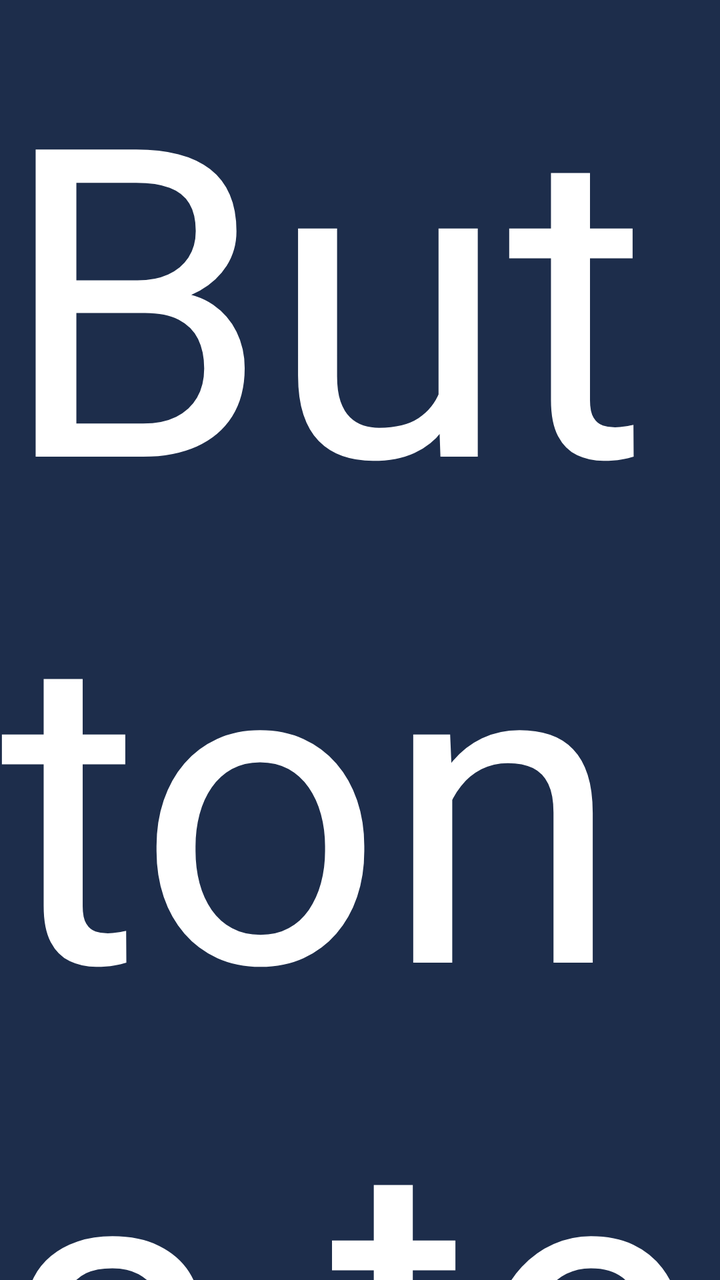
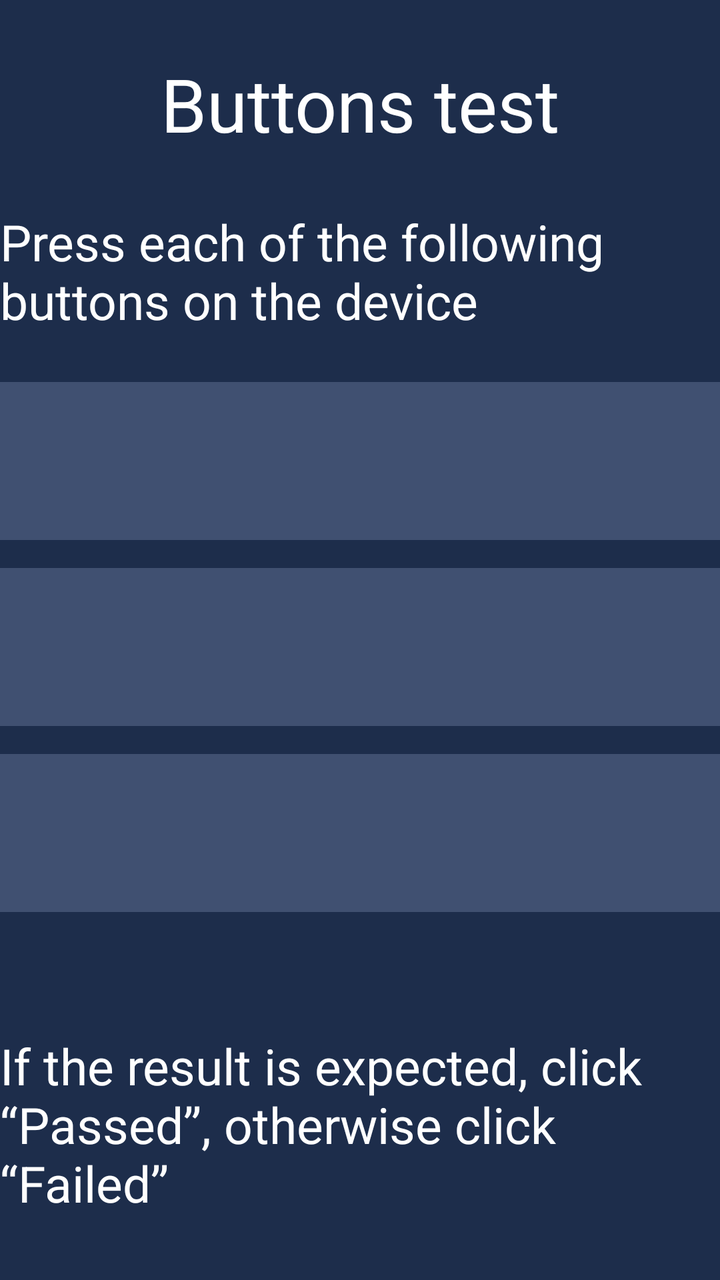

Compare the two renders of this Android layout. The source of the first and the diff that turns it into the second are given below.
<!-- AndroidManifest.xml: activity theme NoTitle -->
<!-- res/layout/activity_button.xml -->
<?xml version="1.0" encoding="utf-8"?>
<androidx.constraintlayout.widget.ConstraintLayout xmlns:android="http://schemas.android.com/apk/res/android"
    xmlns:app="http://schemas.android.com/apk/res-auto"
    xmlns:tools="http://schemas.android.com/tools"
    android:layout_width="match_parent"
    android:layout_height="match_parent"
    android:background="@color/colorMain">

    <RelativeLayout
        android:id="@+id/relativeLayout2"
        android:layout_width="match_parent"
        android:layout_height="116mm"
        app:layout_constraintEnd_toEndOf="parent"
        app:layout_constraintStart_toStartOf="parent"
        app:layout_constraintTop_toTopOf="parent">

        <TextView
            android:layout_width="wrap_content"
            android:layout_height="wrap_content"
            android:layout_centerInParent="true"
            android:text="@string/buttons_tilename"
            android:textColor="@color/white"
            android:textSize="37mm" />

    </RelativeLayout>


    <LinearLayout
        android:id="@+id/linearLayout2"
        android:layout_width="match_parent"
        android:layout_height="wrap_content"
        android:gravity="center"
        android:orientation="vertical"
        app:layout_constraintEnd_toEndOf="parent"
        app:layout_constraintStart_toStartOf="parent"
        app:layout_constraintTop_toBottomOf="@+id/relativeLayout2">

        <TextView
            style="@style/text_style"
            android:layout_marginBottom="10mm"
            android:text="@string/tile_masg"
            tools:ignore="InOrMmUsage" />

        <RelativeLayout style="@style/device_relative">

            <TextView

                style="@style/text_style"
                android:text="@string/Screen_number" />

            <ImageView
                android:id="@+id/KEYCODE_POWER"
                android:layout_width="50mm"
                android:layout_height="50mm"
                android:layout_alignParentRight="true"
                android:layout_centerVertical="true"
                android:layout_marginRight="50mm"
                android:src="@drawable/ic_gantanhao"
                android:textColor="@color/white"
                android:textSize="25mm" />

        </RelativeLayout>

        <RelativeLayout style="@style/device_relative">

            <TextView
                style="@style/text_style"
                android:text="@string/Model_name" />

            <ImageView
                android:id="@+id/KEYCODE_VOLUME_DOWN"
                android:layout_width="50mm"
                android:layout_height="50mm"
                android:layout_alignParentRight="true"
                android:layout_centerVertical="true"
                android:layout_marginRight="50mm"
                android:src="@drawable/ic_gantanhao" />

        </RelativeLayout>

        <RelativeLayout style="@style/device_relative">

            <TextView
                style="@style/text_style"
                android:text="@string/Android_version" />

            <ImageView
                android:id="@+id/KEYCODE_VOLUME_UP"
                android:layout_width="50mm"
                android:layout_height="50mm"
                android:layout_alignParentRight="true"
                android:layout_centerVertical="true"
                android:layout_marginRight="50mm"
                android:src="@drawable/ic_gantanhao"
                android:textColor="@color/white"
                android:textSize="25mm" />
        </RelativeLayout>

        <TextView
            style="@style/text_style"
            android:layout_marginTop="60mm"
            android:layout_marginBottom="48mm"
            android:text="@string/expected_Passed" />


        <RelativeLayout
            android:layout_width="870mm"
            android:layout_height="wrap_content">


            <Button
                android:id="@+id/failure_bu"
                android:layout_width="121mm"
                android:layout_height="55mm"
                android:background="@drawable/r_button_bg"
                android:text="@string/Failed"
                android:textAllCaps="false"
                android:textColor="@color/white"
                android:textSize="21mm"
                tools:ignore="InOrMmUsage" />

            <TextView
                android:id="@+id/redo_bu"
                android:layout_width="wrap_content"
                android:layout_height="wrap_content"
                android:layout_centerInParent="true"
                android:text="@string/Restart"
                android:textColor="@color/colorMainButton"
                android:textSize="21mm" />


            <Button
                android:id="@+id/through_bu"
                android:layout_width="121mm"
                android:layout_height="55mm"
                android:layout_alignParentEnd="true"
                android:background="@drawable/r_button_bg"
                android:text="@string/Passed"
                android:textAllCaps="false"
                android:textColor="@color/white"
                android:textSize="21mm"
                tools:ignore="InOrMmUsage" />


        </RelativeLayout>

    </LinearLayout>


</androidx.constraintlayout.widget.ConstraintLayout>
<!-- resources referenced by this layout -->
<resources>
  <color name="colorMain">#1D2D4B</color>
  <color name="colorMainButton">#0091FF</color>
  <color name="white">#FFFFFFFF</color>
  <!-- drawable ic_gantanhao (drawable) -->
  <vector xmlns:android="http://schemas.android.com/apk/res/android"
      android:width="200dp"
      android:height="200dp"
      android:viewportWidth="1024"
      android:viewportHeight="1024">
    <path
        android:pathData="M512,14.21c274.56,0 497.79,223.17 497.79,497.79 0,274.56 -223.17,497.79 -497.79,497.79C237.44,1009.79 14.21,786.56 14.21,512 14.21,237.44 237.44,14.21 512,14.21zM512,85.31A427.07,427.07 0,0 0,85.31 512,427.07 427.07,0 0,0 512,938.69 427.07,427.07 0,0 0,938.69 512,427.07 427.07,0 0,0 512,85.31zM547.58,713.47v71.1L476.42,784.58v-71.04h71.17zM547.58,239.42v402.94L476.42,642.37L476.42,239.42h71.17z"
        android:fillColor="#D72D33"/>
  </vector>
  <!-- drawable r_button_bg (drawable) -->
  <?xml version="1.0" encoding="utf-8"?>
  <shape
      xmlns:android="http://schemas.android.com/apk/res/android">
      
      <solid
          android:color="@color/colorMainButton" />
      
      <stroke
          android:width="1dp"
          android:color="@color/colorMainButton" />
      
      <size android:height="4mm"/>
      
      <corners
          android:radius="7dp"/>
  
  </shape>
  <string name="Android_version">Android version</string>
  <string name="Failed">Failed</string>
  <string name="Model_name">Model</string>
  <string name="Passed">Passed</string>
  <string name="Restart">Restart</string>
  <string name="Screen_number">Serial number</string>
  <string name="buttons_tilename">Buttons test</string>
  <string name="expected_Passed">If the result is expected, click “Passed”, otherwise click “Failed”</string>
  <string name="tile_masg">Press each of the following buttons on the device</string>
  <style name="device_relative">
          <item name="android:paddingRight">24mm</item>
          <item name="android:paddingLeft">24mm</item>
          <item name="android:layout_marginTop">14mm</item>
          <item name="android:layout_width">870mm</item>
          <item name="android:layout_height">79mm</item>
          <item name="android:background">@drawable/selector_mode_bg</item>
      </style>
  <style name="text_style">
          <item name="android:textColor">@color/white</item>
          <item name="android:textSize">25mm</item>
          <item name="android:layout_width">wrap_content</item>
          <item name="android:layout_height">wrap_content</item>
          <item name="android:layout_centerVertical">true</item>
      </style>
  <style name="NoTitle" parent="Theme.AppCompat.Light.NoActionBar">
          <item name="colorPrimary">@color/colorMain</item>
          <item name="colorPrimaryDark">@color/colorMain</item>
          <item name="colorAccent">@color/colorMain</item>
          <item name="android:windowFullscreen">true</item>
          <item name="windowActionBar">false</item>
          <item name="windowNoTitle">true</item>
          <item name="android:textAppearanceListItemSmall">@style/listPopupWindow</item>
      </style>
  <!-- drawable selector_mode_bg (drawable) -->
  <?xml version="1.0" encoding="utf-8"?>
  <shape
      xmlns:android="http://schemas.android.com/apk/res/android">
      
      <solid
          android:color="@color/colorMainLight" />
      
      <stroke
      android:width="1dp"
      android:color="@color/colorMainLight" />
      
      <size android:height="4mm"/>
      
      <corners
          android:radius="11mm"/>
  
  </shape>
  <style name="listPopupWindow">
          <item name="android:textSize">25mm</item>
          <item name="android:fontFamily">@font/montserrat_regular</item>
          <item name="android:textColor">@color/black</item>
      </style>
  <color name="colorMainLight">#405071</color>
  <color name="black">#FF000000</color>
</resources>

<!-- the commit's change to res/layout/activity_button.xml (unified diff, before → after) -->
@@ -9,7 +9,7 @@
     <RelativeLayout
         android:id="@+id/relativeLayout2"
         android:layout_width="match_parent"
-        android:layout_height="116mm"
+        android:layout_height="104dp"
         app:layout_constraintEnd_toEndOf="parent"
         app:layout_constraintStart_toStartOf="parent"
         app:layout_constraintTop_toTopOf="parent">
@@ -20,7 +20,7 @@
             android:layout_centerInParent="true"
             android:text="@string/buttons_tilename"
             android:textColor="@color/white"
-            android:textSize="37mm" />
+            android:textSize="37dp" />
 
     </RelativeLayout>
 
@@ -37,9 +37,9 @@
 
         <TextView
             style="@style/text_style"
-            android:layout_marginBottom="10mm"
+            android:layout_marginBottom="10dp"
             android:text="@string/tile_masg"
-            tools:ignore="InOrMmUsage" />
+            tools:ignore="InOrdpUsage" />
 
         <RelativeLayout style="@style/device_relative">
 
@@ -50,14 +50,14 @@
 
             <ImageView
                 android:id="@+id/KEYCODE_POWER"
-                android:layout_width="50mm"
-                android:layout_height="50mm"
+                android:layout_width="50dp"
+                android:layout_height="50dp"
                 android:layout_alignParentRight="true"
                 android:layout_centerVertical="true"
-                android:layout_marginRight="50mm"
+                android:layout_marginRight="50dp"
                 android:src="@drawable/ic_gantanhao"
                 android:textColor="@color/white"
-                android:textSize="25mm" />
+                android:textSize="25dp" />
 
         </RelativeLayout>
 
@@ -69,11 +69,11 @@
 
             <ImageView
                 android:id="@+id/KEYCODE_VOLUME_DOWN"
-                android:layout_width="50mm"
-                android:layout_height="50mm"
+                android:layout_width="50dp"
+                android:layout_height="50dp"
                 android:layout_alignParentRight="true"
                 android:layout_centerVertical="true"
-                android:layout_marginRight="50mm"
+                android:layout_marginRight="50dp"
                 android:src="@drawable/ic_gantanhao" />
 
         </RelativeLayout>
@@ -86,38 +86,38 @@
 
             <ImageView
                 android:id="@+id/KEYCODE_VOLUME_UP"
-                android:layout_width="50mm"
-                android:layout_height="50mm"
+                android:layout_width="50dp"
+                android:layout_height="50dp"
                 android:layout_alignParentRight="true"
                 android:layout_centerVertical="true"
-                android:layout_marginRight="50mm"
+                android:layout_marginRight="50dp"
                 android:src="@drawable/ic_gantanhao"
                 android:textColor="@color/white"
-                android:textSize="25mm" />
+                android:textSize="25dp" />
         </RelativeLayout>
 
         <TextView
             style="@style/text_style"
-            android:layout_marginTop="60mm"
-            android:layout_marginBottom="48mm"
+            android:layout_marginTop="60dp"
+            android:layout_marginBottom="48dp"
             android:text="@string/expected_Passed" />
 
 
         <RelativeLayout
-            android:layout_width="870mm"
+            android:layout_width="870dp"
             android:layout_height="wrap_content">
 
 
             <Button
                 android:id="@+id/failure_bu"
-                android:layout_width="121mm"
-                android:layout_height="55mm"
+                android:layout_width="121dp"
+                android:layout_height="55dp"
                 android:background="@drawable/r_button_bg"
                 android:text="@string/Failed"
                 android:textAllCaps="false"
                 android:textColor="@color/white"
-                android:textSize="21mm"
-                tools:ignore="InOrMmUsage" />
+                android:textSize="21dp"
+                tools:ignore="InOrdpUsage" />
 
             <TextView
                 android:id="@+id/redo_bu"
@@ -126,20 +126,20 @@
                 android:layout_centerInParent="true"
                 android:text="@string/Restart"
                 android:textColor="@color/colorMainButton"
-                android:textSize="21mm" />
+                android:textSize="21dp" />
 
 
             <Button
                 android:id="@+id/through_bu"
-                android:layout_width="121mm"
-                android:layout_height="55mm"
+                android:layout_width="121dp"
+                android:layout_height="55dp"
                 android:layout_alignParentEnd="true"
                 android:background="@drawable/r_button_bg"
                 android:text="@string/Passed"
                 android:textAllCaps="false"
                 android:textColor="@color/white"
-                android:textSize="21mm"
-                tools:ignore="InOrMmUsage" />
+                android:textSize="21dp"
+                tools:ignore="InOrdpUsage" />
 
 
         </RelativeLayout>
<!-- resource entries referenced after the edit -->
@@ -41,16 +41,16 @@
   <string name="expected_Passed">If the result is expected, click “Passed”, otherwise click “Failed”</string>
   <string name="tile_masg">Press each of the following buttons on the device</string>
   <style name="device_relative">
-          <item name="android:paddingRight">24mm</item>
-          <item name="android:paddingLeft">24mm</item>
-          <item name="android:layout_marginTop">14mm</item>
-          <item name="android:layout_width">870mm</item>
-          <item name="android:layout_height">79mm</item>
+          <item name="android:paddingRight">24dp</item>
+          <item name="android:paddingLeft">24dp</item>
+          <item name="android:layout_marginTop">14dp</item>
+          <item name="android:layout_width">870dp</item>
+          <item name="android:layout_height">79dp</item>
           <item name="android:background">@drawable/selector_mode_bg</item>
       </style>
   <style name="text_style">
           <item name="android:textColor">@color/white</item>
-          <item name="android:textSize">25mm</item>
+          <item name="android:textSize">25dp</item>
           <item name="android:layout_width">wrap_content</item>
           <item name="android:layout_height">wrap_content</item>
           <item name="android:layout_centerVertical">true</item>
@@ -76,10 +76,10 @@
       android:width="1dp"
       android:color="@color/colorMainLight" />
       
-      <size android:height="4mm"/>
+      <size android:height="4dp"/>
       
       <corners
-          android:radius="11mm"/>
+          android:radius="11dp"/>
   
   </shape>
   <style name="listPopupWindow">
